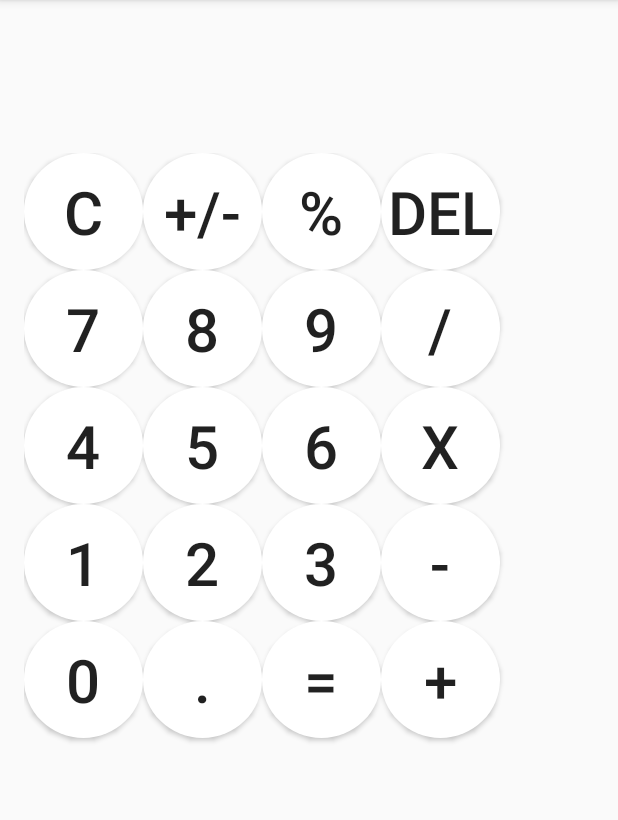
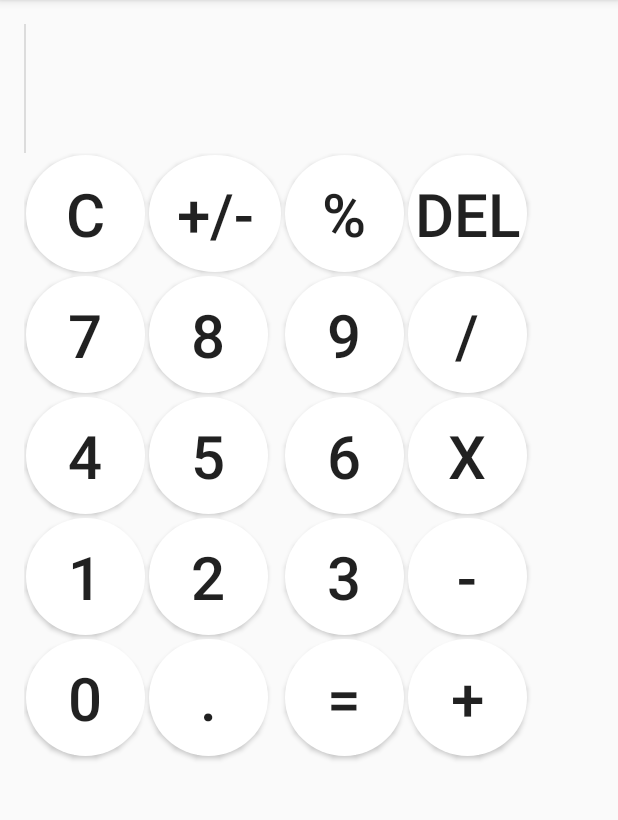
Before and after one commit to DJEX93/NewCalculette, an Android app: the screen it shows after launch (MainActivity), on a phone screen of 412 x 824 dp, the part 84-904 px from its top. Run offline under Robolectric (Android 15) with nearby library versions, the phone set to English and light mode, and no system bars.

Commit message:
Version Alpha 1
Publish on GP as an Alpha Version

```diff
--- a/app/src/main/java/com/mhb/newcalculette/MainActivity.java
+++ b/app/src/main/java/com/mhb/newcalculette/MainActivity.java
@@ -1,5 +1,5 @@
+// D'apres Axon Tuto Mobile
 package com.mhb.newcalculette;
-
 import android.os.Bundle;
 import android.support.v7.app.AppCompatActivity;
 import android.support.v7.widget.Toolbar;
@@ -8,6 +8,7 @@ import android.view.MenuItem;
 import android.view.View;
 import android.widget.Button;
 import android.widget.TextView;
+import android.widget.Toast;
 
 public class MainActivity extends AppCompatActivity {
 
@@ -231,6 +232,7 @@ public class MainActivity extends AppCompatActivity {
             @Override
             public void onClick(View v) {
                 //Action du bouton chiffre
+                //TODO trouver la bonne formule pour virer  juste un chiffre
                 resetClick();
 
             }
@@ -399,7 +401,7 @@ public class MainActivity extends AppCompatActivity {
         clicOperateur = false;
     }
 
-    //voici la méthode qui est  exécutée lorsque l'on clique sur le bouton C
+    //Méthode qui est  exécutée lorsque l'on clique sur le bouton C
     public void resetClick (){
         clicOperateur = false;
         update = true;
@@ -408,7 +410,7 @@ public class MainActivity extends AppCompatActivity {
         ecran.setText("");
     }
 
-    //Voici la méthode qui fait le calcul qui a été demandé par l'utilisateur
+    //Méthode qui fait le calcul qui a été demandé par l'utilisateur
     private void calcul(){
         if(operateur.equals("+")){
             chiffre1 = chiffre1 + Double.valueOf(ecran.getText().toString()).doubleValue();
@@ -433,6 +435,9 @@ public class MainActivity extends AppCompatActivity {
                 ecran.setText(String.valueOf(chiffre1));
             }catch(ArithmeticException e){
                 ecran.setText("0");
+                Toast toastMessage = Toast.makeText(this, "Division par zéro impossible", Toast.LENGTH_LONG);
+                toastMessage.show();
+
             }
         }
 
--- a/app/src/main/res/layout/content_main.xml
+++ b/app/src/main/res/layout/content_main.xml
@@ -19,23 +19,28 @@
         android:textAppearance="?android:attr/textAppearanceLarge"
         android:id="@+id/ecran"
         android:layout_alignParentTop="true"
-        android:layout_alignParentLeft="true"
+        android:textAlignment="textEnd"
+        android:textSize="@android:dimen/notification_large_icon_height"
+        android:layout_alignParentEnd="true"
         android:layout_alignParentStart="true"
-        android:layout_alignParentRight="true"
-        android:layout_alignParentEnd="true"
-        android:layout_alignParentBottom="false"
-        android:textAlignment="textEnd"
-        android:textSize="@android:dimen/notification_large_icon_height" />
+        android:autoText="false"
+        android:clickable="true"
+        android:maxLines="1"
+        android:singleLine="true"
+        android:scrollIndicators="left|right"
+        android:textIsSelectable="true" />
 
     <GridLayout
         android:layout_width="match_parent"
         android:layout_height="match_parent"
         android:layout_below="@+id/ecran"
-        android:layout_alignParentRight="true"
-        android:layout_alignParentEnd="true">
+        android:clickable="false"
+        android:useDefaultMargins="false"
+        android:layout_alignParentEnd="true"
+        android:layout_alignParentStart="true">
 
         <Button
-            android:layout_width="79dp"
+            android:layout_width="wrap_content"
             android:layout_height="78dp"
             android:text="+/-"
             android:id="@+id/buttonPM"
@@ -43,7 +48,8 @@
             android:layout_column="1"
             android:clickable="false"
             android:background="@drawable/roundboutton"
-            android:textSize="40dp" />
+            android:textSize="40dp"
+            android:layout_margin="1dp" />
 
         <Button
             android:layout_width="79dp"
@@ -54,7 +60,8 @@
             android:layout_column="2"
             android:clickable="false"
             android:background="@drawable/roundboutton"
-            android:textSize="40dp" />
+            android:textSize="40dp"
+            android:layout_margin="1dp" />
 
         <Button
             android:layout_width="79dp"
@@ -65,7 +72,9 @@
             android:layout_column="3"
             android:clickable="false"
             android:background="@drawable/roundboutton"
-            android:textSize="40dp" />
+            android:textSize="40dp"
+            android:longClickable="true"
+            android:layout_margin="1dp" />
 
         <Button
             android:layout_width="79dp"
@@ -76,7 +85,8 @@
             android:layout_column="0"
             android:clickable="false"
             android:background="@drawable/roundboutton"
-            android:textSize="40dp" />
+            android:textSize="40dp"
+            android:layout_margin="1dp" />
 
         <Button
             android:layout_width="79dp"
@@ -87,7 +97,8 @@
             android:layout_column="0"
             android:clickable="false"
             android:background="@drawable/roundboutton"
-            android:textSize="40dp" />
+            android:textSize="40dp"
+            android:layout_margin="1dp" />
 
         <Button
             android:layout_width="79dp"
@@ -98,7 +109,8 @@
             android:layout_column="1"
             android:clickable="false"
             android:background="@drawable/roundboutton"
-            android:textSize="40dp" />
+            android:textSize="40dp"
+            android:layout_margin="1dp" />
 
         <Button
             android:layout_width="79dp"
@@ -109,7 +121,8 @@
             android:layout_column="2"
             android:clickable="false"
             android:background="@drawable/roundboutton"
-            android:textSize="40dp" />
+            android:textSize="40dp"
+            android:layout_margin="1dp" />
 
         <Button
             android:layout_width="79dp"
@@ -120,7 +133,8 @@
             android:layout_column="3"
             android:clickable="false"
             android:background="@drawable/roundboutton"
-            android:textSize="40dp" />
+            android:textSize="40dp"
+            android:layout_margin="1dp" />
 
         <Button
             android:layout_width="79dp"
@@ -131,7 +145,8 @@
             android:layout_column="0"
             android:clickable="false"
             android:background="@drawable/roundboutton"
-            android:textSize="40dp" />
+            android:textSize="40dp"
+            android:layout_margin="1dp" />
 
         <Button
             android:layout_width="79dp"
@@ -142,7 +157,8 @@
             android:layout_column="1"
             android:clickable="false"
             android:background="@drawable/roundboutton"
-            android:textSize="40dp" />
+            android:textSize="40dp"
+            android:layout_margin="1dp" />
 
         <Button
             android:layout_width="79dp"
@@ -153,7 +169,8 @@
             android:layout_column="2"
             android:clickable="false"
             android:background="@drawable/roundboutton"
-            android:textSize="40dp" />
+            android:textSize="40dp"
+            android:layout_margin="1dp" />
 
         <Button
             android:layout_width="79dp"
@@ -164,7 +181,8 @@
             android:layout_column="3"
             android:clickable="false"
             android:background="@drawable/roundboutton"
-            android:textSize="40dp" />
+            android:textSize="40dp"
+            android:layout_margin="1dp" />
 
         <Button
             android:layout_width="79dp"
@@ -175,7 +193,8 @@
             android:layout_column="0"
             android:clickable="false"
             android:background="@drawable/roundboutton"
-            android:textSize="40dp" />
+            android:textSize="40dp"
+            android:layout_margin="1dp" />
 
         <Button
             android:layout_width="79dp"
@@ -186,7 +205,8 @@
             android:layout_column="1"
             android:clickable="false"
             android:background="@drawable/roundboutton"
-            android:textSize="40dp" />
+            android:textSize="40dp"
+            android:layout_margin="1dp" />
 
         <Button
             android:layout_width="79dp"
@@ -197,7 +217,8 @@
             android:layout_column="2"
             android:clickable="false"
             android:background="@drawable/roundboutton"
-            android:textSize="40dp" />
+            android:textSize="40dp"
+            android:layout_margin="1dp" />
 
         <Button
             android:layout_width="79dp"
@@ -208,7 +229,8 @@
             android:layout_column="3"
             android:clickable="false"
             android:background="@drawable/roundboutton"
-            android:textSize="40dp" />
+            android:textSize="40dp"
+            android:layout_margin="1dp" />
 
         <Button
             android:layout_width="79dp"
@@ -219,7 +241,8 @@
             android:layout_column="0"
             android:clickable="false"
             android:background="@drawable/roundboutton"
-            android:textSize="40dp" />
+            android:textSize="40dp"
+            android:layout_margin="1dp" />
 
         <Button
             android:layout_width="79dp"
@@ -230,7 +253,8 @@
             android:layout_column="1"
             android:clickable="false"
             android:background="@drawable/roundboutton"
-            android:textSize="40dp" />
+            android:textSize="40dp"
+            android:layout_margin="1dp" />
 
         <Button
             android:layout_width="79dp"
@@ -241,7 +265,8 @@
             android:layout_column="2"
             android:clickable="false"
             android:background="@drawable/roundboutton"
-            android:textSize="40dp" />
+            android:textSize="40dp"
+            android:layout_margin="1dp" />
 
         <Button
             android:layout_width="79dp"
@@ -252,7 +277,8 @@
             android:layout_column="3"
             android:clickable="false"
             android:background="@drawable/roundboutton"
-            android:textSize="40dp" />
+            android:textSize="40dp"
+            android:layout_margin="1dp" />
 
     </GridLayout>
 </RelativeLayout
```
Also changed, not shown: 6 other files.
